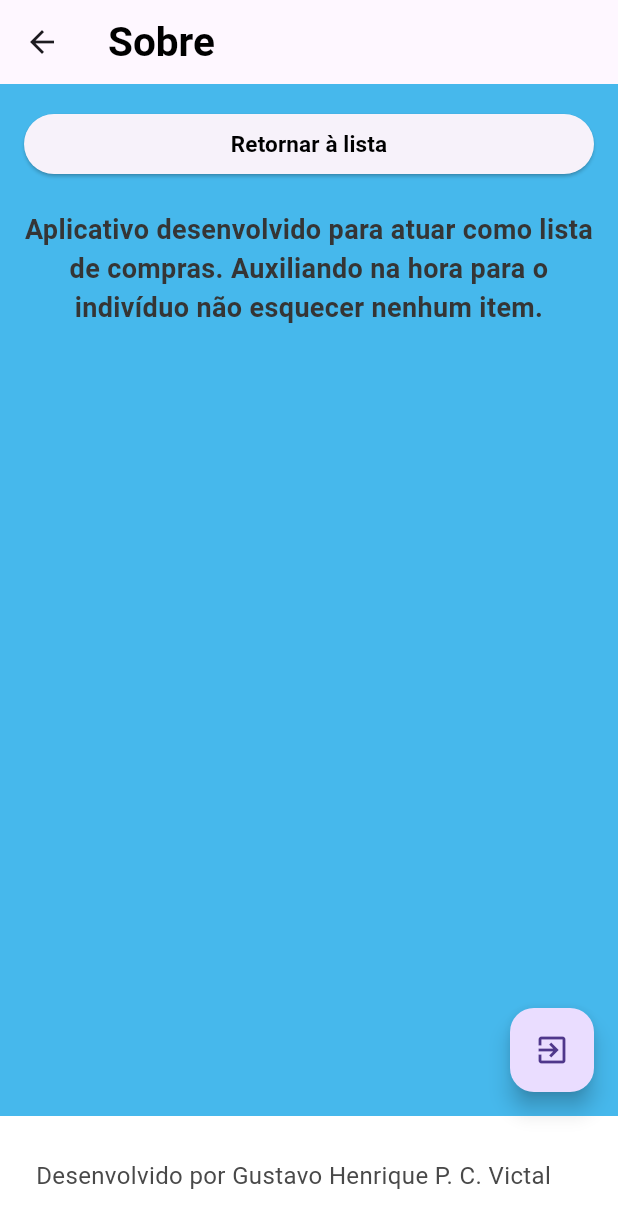
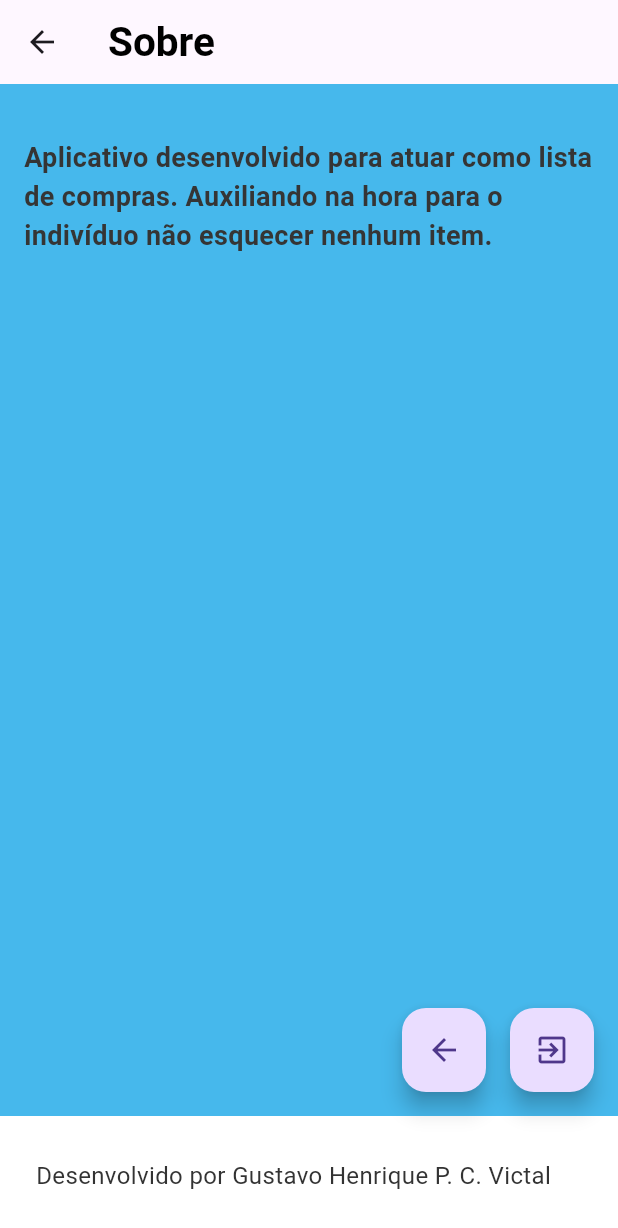
Before and after one commit to Guuths/aplicativo_lista_compras, a Flutter app: the PaginaSobre screen opened directly, on a phone screen of 412 x 824 dp. Shown: the top 1228 px of the screen. Run offline on Flutter 3.47's test engine with Material 3 defaults, Android fonts, the phone set to English and light mode, and no system bars.

Commit message:
retirada do botao acima da desc do sobre e colocado junto do de sair

```diff
--- a/lib/telas/telasobre.dart
+++ b/lib/telas/telasobre.dart
@@ -18,28 +18,15 @@ class PaginaSobre extends StatelessWidget {
         ),
       ),
       backgroundColor: const Color.fromARGB(255, 70, 184, 236),
-      body: Padding(
-        padding: const EdgeInsets.all(16.0),
+      body: const Padding(
+        padding: EdgeInsets.all(16.0),
         child: Column(
           crossAxisAlignment: CrossAxisAlignment.stretch,
           children: [
-            ElevatedButton(
-              onPressed: () {
-                Navigator.pop(context);
-              },
-              child: const Text(
-                'Retornar à lista',
-                style: TextStyle(
-                  fontSize: 15,
-                  fontWeight: FontWeight.bold,
-                  color: Colors.black,
-                ),
-              ),
-            ),
-            const SizedBox(height: 20),
-            const Text(
+            SizedBox(height: 20),
+            Text(
               'Aplicativo desenvolvido para atuar como lista de compras. Auxiliando na hora para o indivíduo não esquecer nenhum item.',
-              textAlign: TextAlign.center,
+              textAlign: TextAlign.left,
               style: TextStyle(
                 fontSize: 18,
                 fontWeight: FontWeight.bold,
@@ -49,7 +36,18 @@ class PaginaSobre extends StatelessWidget {
           ],
         ),
       ),
-      floatingActionButton: FloatingActionButton(
+      floatingActionButton: Row(
+        mainAxisAlignment: MainAxisAlignment.end,
+        children: [
+          FloatingActionButton(
+            onPressed: () {
+              Navigator.pop(context);
+            },
+            tooltip: 'Retornar à página anterior',
+            child: const Icon(Icons.arrow_back),
+          ),
+          const SizedBox(width: 16), // Espaçamento entre os botões
+          FloatingActionButton(
             onPressed: () {
               Navigator.push(
                 context,
@@ -59,6 +57,8 @@ class PaginaSobre extends StatelessWidget {
             tooltip: 'Sair',
             child: const Icon(Icons.exit_to_app),
           ),
+        ],
+      ),
       floatingActionButtonLocation: FloatingActionButtonLocation.endFloat,
       bottomNavigationBar: const BottomAppBar(
         color: Colors.white,
@@ -66,12 +66,12 @@ class PaginaSobre extends StatelessWidget {
           padding: EdgeInsets.all(8.0),
           child: Row(
             mainAxisAlignment: MainAxisAlignment.start,
-            children:[
+            children: [
               Text(
                 'Desenvolvido por Gustavo Henrique P. C. Victal',
                 style: TextStyle(
                   fontSize: 16,
-                  color: Color.fromARGB(255, 73, 73, 73),
+                  color: Color.fromARGB(255, 51, 51, 51),
                 ),
               ),
             ],
```
Lines whose indentation alone changed are shown as unchanged.
